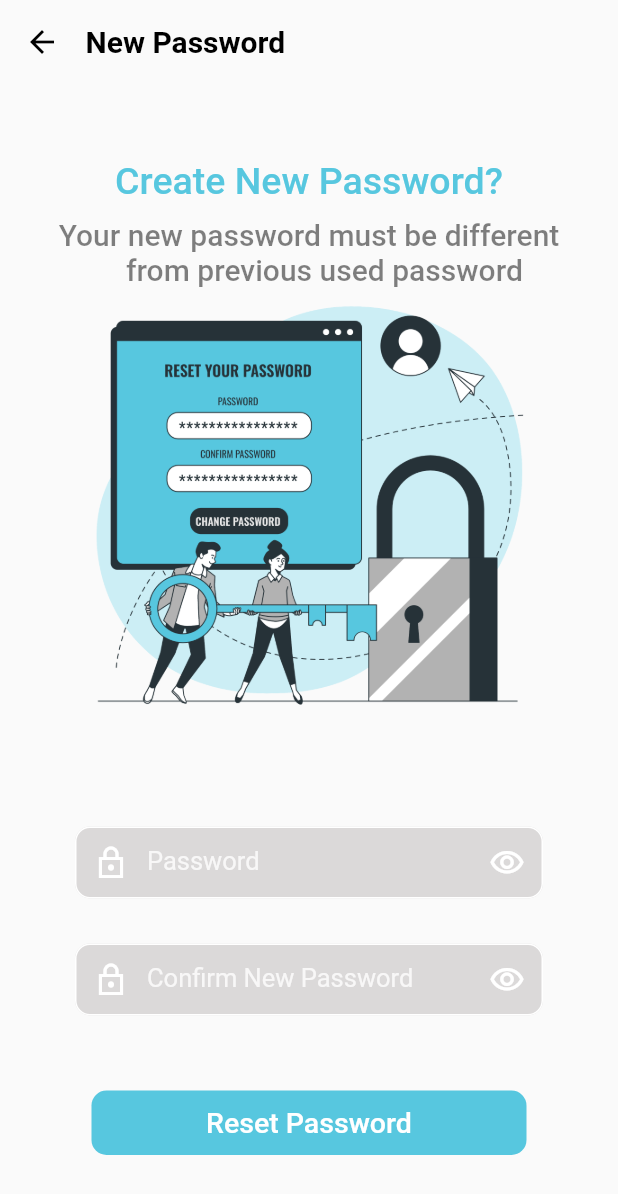
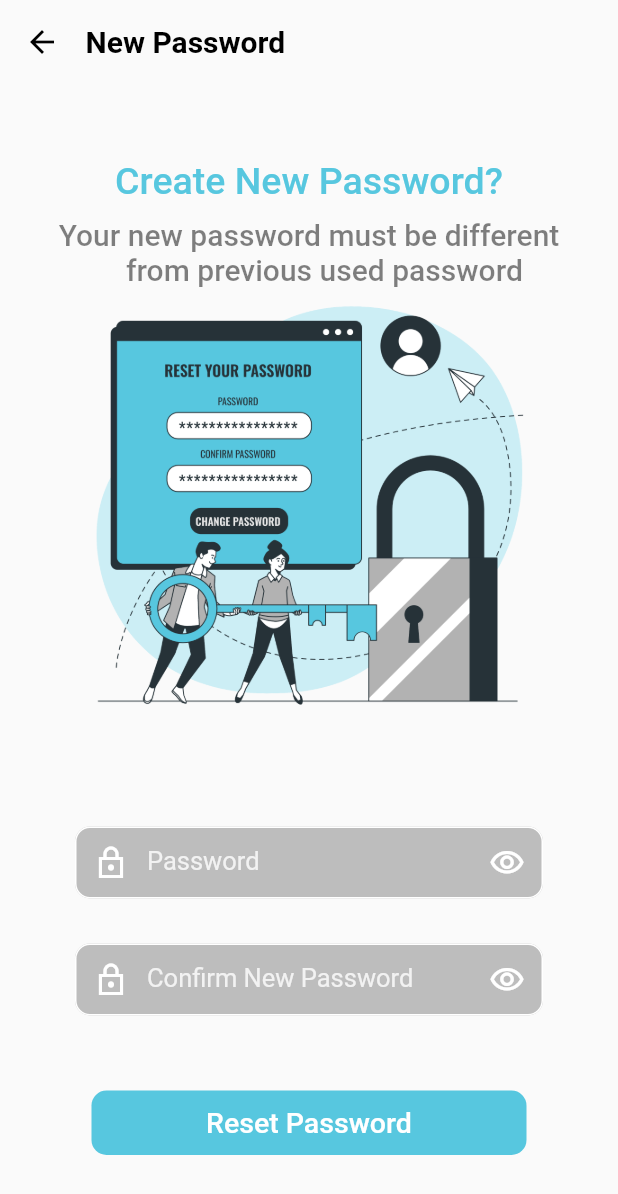
Before and after one commit to HusseinMohamed99/TRIPSO, a Flutter app: the UpdatePassword screen opened directly, on a phone screen of 412 x 824 dp. Shown: the top 1194 px of the screen. Run offline on Flutter 3.47's test engine with Material 2 defaults, Android fonts, the phone set to English and light mode, and no system bars; our stand-ins replace cloud_firestore, conditional_builder_null_safety, firebase_auth, firebase_core, flutter_bloc, fluttertoast and 7 more; missing offline and left inert: email_auth; accounts and stored records are empty.

Commit message:
textForm//Hussein

```diff
--- a/lib/screens/password/update_password_screen.dart
+++ b/lib/screens/password/update_password_screen.dart
@@ -104,7 +104,7 @@ class UpdatePassword extends StatelessWidget {
                           child: Column(
                             children: [
                               defaultTextFormField(
-                                color: const Color(0xff938E8E).withOpacity(0.3),
+                          color:Colors.grey.shade400,
                                 context: context,
                                 controller: newPasswordController,
                                 keyboardType: TextInputType.visiblePassword,
@@ -129,7 +129,7 @@ class UpdatePassword extends StatelessWidget {
                               ),
                               space(width: 0, height: 30),
                               defaultTextFormField(
-                                color: const Color(0xff938E8E).withOpacity(0.3),
+                                color:Colors.grey.shade400,
                                 context: context,
                                 controller: confirmationPasswordController,
                                 keyboardType: TextInputType.visiblePassword,
```
